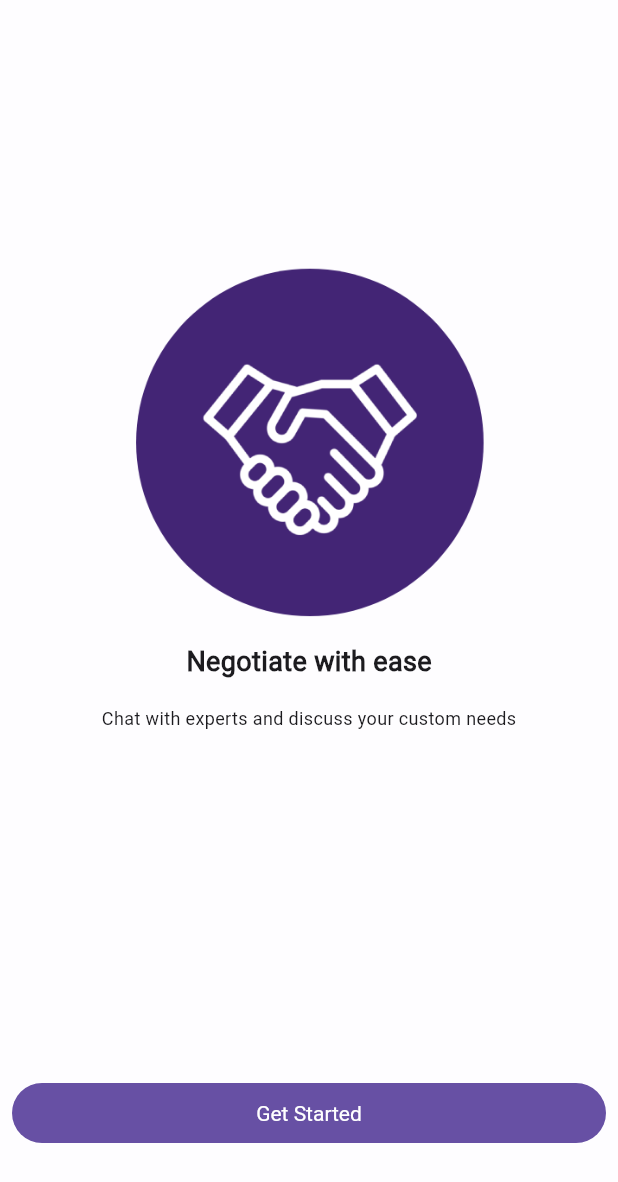
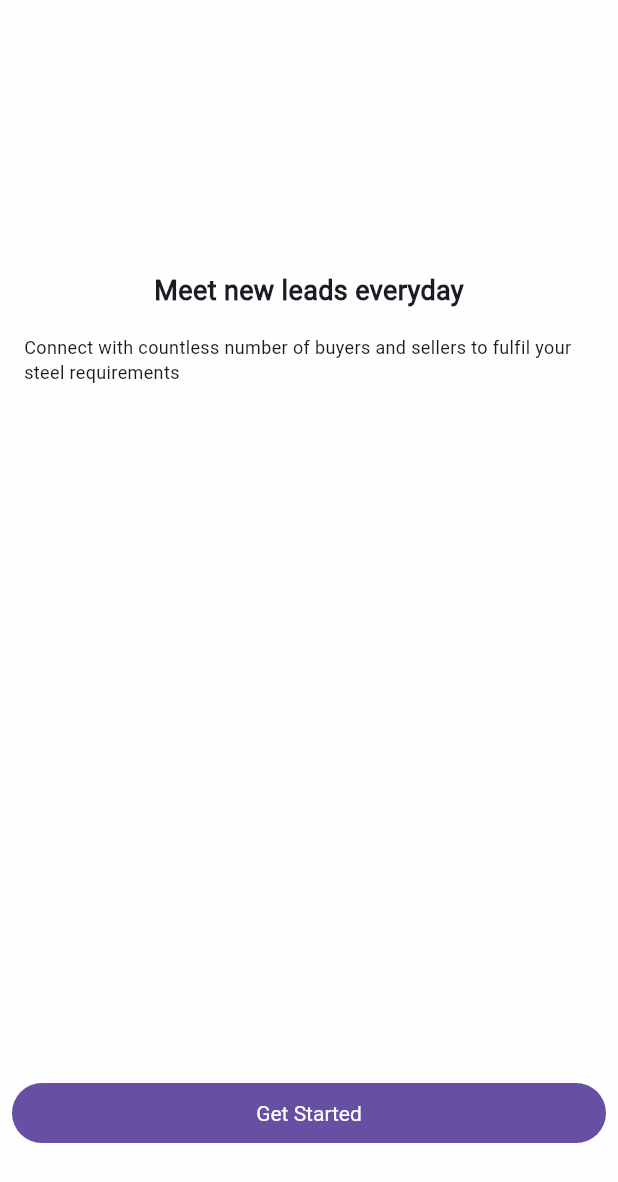
Before and after one commit to Yogesh-droid/metal_trade_test, a Flutter app: the MobileLandingPage screen opened directly, swiped to page 4, on a phone screen of 412 x 824 dp. Shown: the top 1182 px of the screen. Run offline on Flutter 3.47's test engine with Material 2 defaults, Android fonts, the phone set to English and light mode, and no system bars; our stand-ins replace cached_network_image, dio, easy_localization, flutter_bloc, flutter_dotenv, flutter_secure_storage and 8 more; missing offline and left inert: stomp_dart_client; accounts and stored records are empty.

```diff
--- a/lib/core/constants/assets.dart
+++ b/lib/core/constants/assets.dart
@@ -113,18 +113,6 @@ class Assets {
   /// assets/welcome/welcom_page.png
   static const String assetsWelcomeWelcomPage = "assets/welcome/welcom_page.png";
 
-  /// Assets for assetsWelcomeWelcome1
-  /// assets/welcome/welcome_1.png
-  static const String assetsWelcomeWelcome1 = "assets/welcome/welcome_1.png";
-
-  /// Assets for assetsWelcomeWelcome2
-  /// assets/welcome/welcome_2.png
-  static const String assetsWelcomeWelcome2 = "assets/welcome/welcome_2.png";
-
-  /// Assets for assetsWelcomeWelcome3
-  /// assets/welcome/welcome_3.png
-  static const String assetsWelcomeWelcome3 = "assets/welcome/welcome_3.png";
-
   /// Assets for assetsWelcomeZigZagLayer
   /// assets/welcome/zig_zag_layer.png
   static const String assetsWelcomeZigZagLayer = "assets/welcome/zig_zag_layer.png";
--- a/lib/core/constants/strings.dart
+++ b/lib/core/constants/strings.dart
@@ -13,6 +13,7 @@ const String kConnectWithCountless =
 const String kCountry = "Country";
 const String kLogout = "Logout";
 const String kGetInstantQuote = "Get instant competitive quotes";
+const String kPostRequirements = "Post your requirements and get instant quotes and strike the best deal";
 const String kGetStarted = "Get Started";
 const String kNegotiateWithEase = "Negotiate with ease";
 const String kChatWithExperts =
--- a/lib/features/landing/ui/screens/landing_page.dart
+++ b/lib/features/landing/ui/screens/landing_page.dart
@@ -1,19 +1,17 @@
 import 'package:flutter/material.dart';
 import 'package:metaltrade/features/landing/ui/screens/mobile_landing_page.dart';
 
-import '../../../../core/constants/assets.dart';
 import '../../../../core/constants/strings.dart';
 import '../widgets/intro_widget.dart';
 
 List<Widget> introPages = [
   const IntroWidget(
-      key: ValueKey(Assets.assetsWelcomeWelcome1),
-      imagePath: Assets.assetsWelcomeWelcome1,
       title: kMeetNewLeads,
       subtitle: kConnectWithCountless),
   const IntroWidget(
-      key: ValueKey(Assets.assetsWelcomeWelcome3),
-      imagePath: Assets.assetsWelcomeWelcome3,
+      title: kGetInstantQuote,
+      subtitle: kPostRequirements),
+  const IntroWidget(
       title: kNegotiateWithEase,
       subtitle: kChatWithExperts),
 ];
--- a/lib/features/landing/ui/widgets/intro_widget.dart
+++ b/lib/features/landing/ui/widgets/intro_widget.dart
@@ -5,10 +5,8 @@ import '../../../../core/constants/text_tyles.dart';
 class IntroWidget extends StatelessWidget {
   const IntroWidget(
       {super.key,
-      required this.imagePath,
       required this.title,
       required this.subtitle});
-  final String imagePath;
   final String title;
   final String subtitle;
 
@@ -16,8 +14,6 @@ class IntroWidget extends StatelessWidget {
   Widget build(BuildContext context) {
     return Column(
       children: [
-        Image.asset(imagePath,
-            height: MediaQuery.of(context).size.height * 0.3),
         Padding(
           padding: const EdgeInsets.all(8.0),
           child: Text(title,
```
Also changed, not shown: assets/welcome/welcome_1.png (deleted), assets/welcome/welcome_2.png (deleted), assets/welcome/welcome_3.png (deleted).
